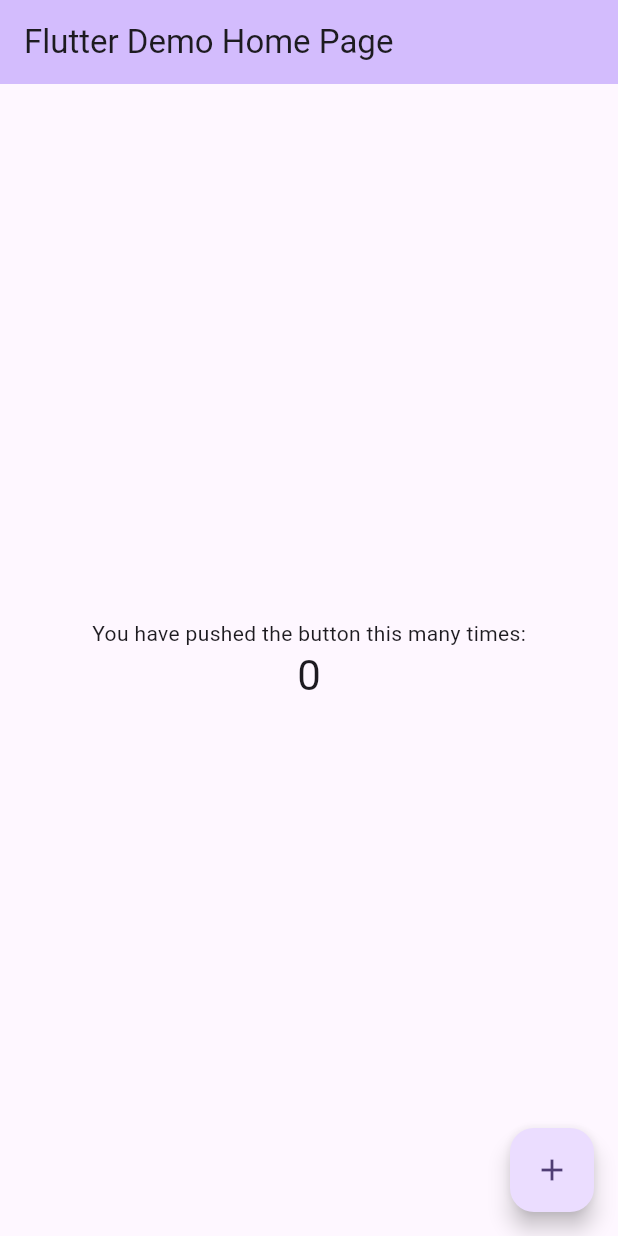
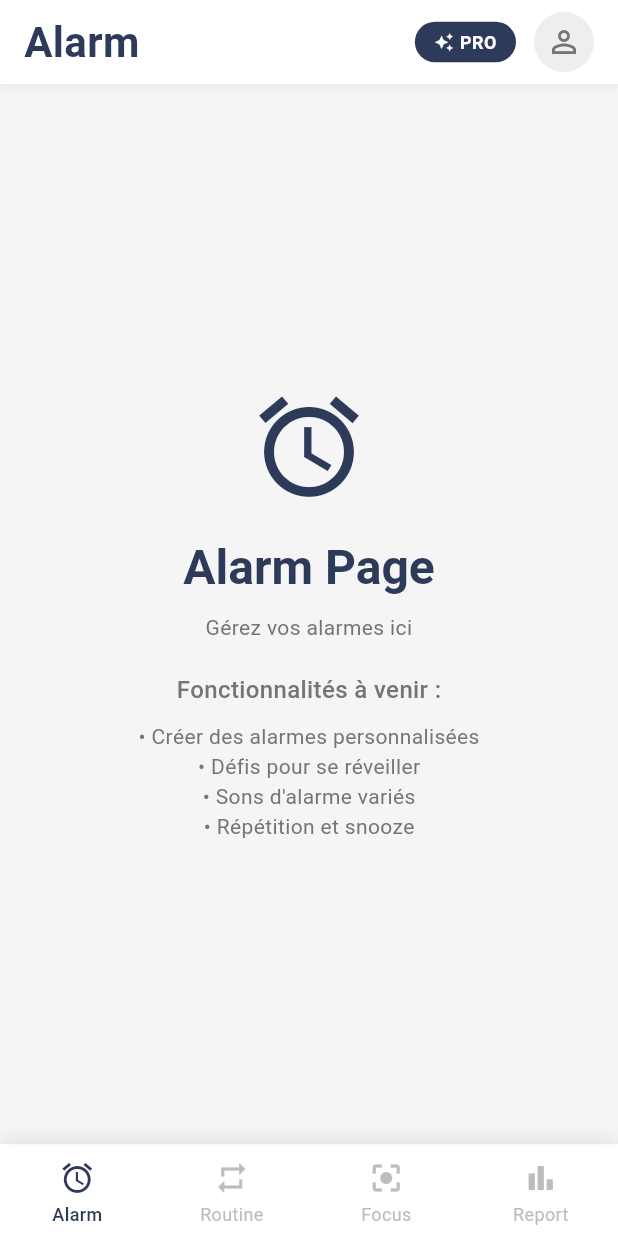
Before and after one commit to Alabi7/flutter, a Flutter app: the screen it shows after launch, on a phone screen of 412 x 824 dp. Run offline on Flutter 3.47's test engine with Material 3 defaults, Android fonts, the phone set to English and light mode, and no system bars; our stand-ins replace audioplayers, firebase_core, flutter_local_notifications, font_awesome_flutter, google_fonts, hive and 4 more; missing offline and left inert: android_alarm_manager_plus, device_apps, flutter_background_service; accounts and stored records are empty.

Commit message:
premier pas

```diff
--- /dev/null
+++ b/appc/lib/configs/theme.dart
@@ -0,0 +1,49 @@
+import 'package:flutter/material.dart';
+import '../utils/colors.dart';
+
+class AppTheme {
+  static ThemeData get lightTheme {
+    return ThemeData(
+      primarySwatch: Colors.blue,
+      fontFamily: 'Roboto',
+      scaffoldBackgroundColor: AppColors.backgroundColor,
+      appBarTheme: AppBarTheme(
+        backgroundColor: Colors.white,
+        elevation: 1,
+        centerTitle: true,
+        titleTextStyle: TextStyle(
+          fontFamily: 'Roboto',
+          fontSize: 20,
+          fontWeight: FontWeight.w600,
+          color: AppColors.textPrimary,
+        ),
+      ),
+      textTheme: TextTheme(
+        headlineLarge: TextStyle(
+          fontFamily: 'Roboto',
+          fontSize: 32,
+          fontWeight: FontWeight.bold,
+          color: AppColors.textPrimary,
+        ),
+        headlineMedium: TextStyle(
+          fontFamily: 'Roboto',
+          fontSize: 24,
+          fontWeight: FontWeight.w600,
+          color: AppColors.textPrimary,
+        ),
+        bodyLarge: TextStyle(
+          fontFamily: 'Roboto',
+          fontSize: 16,
+          fontWeight: FontWeight.normal,
+          color: AppColors.textPrimary,
+        ),
+        bodyMedium: TextStyle(
+          fontFamily: 'Roboto',
+          fontSize: 14,
+          fontWeight: FontWeight.normal,
+          color: AppColors.textSecondary,
+        ),
+      ),
+    );
+  }
+}
--- a/appc/lib/main.dart
+++ b/appc/lib/main.dart
@@ -1,122 +1,19 @@
 import 'package:flutter/material.dart';
+import 'configs/theme.dart';
+import 'screens/mainScreen.dart';
 
 void main() {
-  runApp(const MyApp());
+  runApp(MyApp());
 }
 
 class MyApp extends StatelessWidget {
-  const MyApp({super.key});
-
-  // This widget is the root of your application.
   @override
   Widget build(BuildContext context) {
     return MaterialApp(
-      title: 'Flutter Demo',
-      theme: ThemeData(
-        // This is the theme of your application.
-        //
-        // TRY THIS: Try running your application with "flutter run". You'll see
-        // the application has a purple toolbar. Then, without quitting the app,
-        // try changing the seedColor in the colorScheme below to Colors.green
-        // and then invoke "hot reload" (save your changes or press the "hot
-        // reload" button in a Flutter-supported IDE, or press "r" if you used
-        // the command line to start the app).
-        //
-        // Notice that the counter didn't reset back to zero; the application
-        // state is not lost during the reload. To reset the state, use hot
-        // restart instead.
-        //
-        // This works for code too, not just values: Most code changes can be
-        // tested with just a hot reload.
-        colorScheme: ColorScheme.fromSeed(seedColor: Colors.deepPurple),
-      ),
-      home: const MyHomePage(title: 'Flutter Demo Home Page'),
+      title: 'Alarmy App',
+      theme: AppTheme.lightTheme,
+      home: MainScreen(),
+      debugShowCheckedModeBanner: false,
     );
   }
 }
-
-class MyHomePage extends StatefulWidget {
-  const MyHomePage({super.key, required this.title});
-
-  // This widget is the home page of your application. It is stateful, meaning
-  // that it has a State object (defined below) that contains fields that affect
-  // how it looks.
-
-  // This class is the configuration for the state. It holds the values (in this
-  // case the title) provided by the parent (in this case the App widget) and
-  // used by the build method of the State. Fields in a Widget subclass are
-  // always marked "final".
-
-  final String title;
-
-  @override
-  State<MyHomePage> createState() => _MyHomePageState();
-}
-
-class _MyHomePageState extends State<MyHomePage> {
-  int _counter = 0;
-
-  void _incrementCounter() {
-    setState(() {
-      // This call to setState tells the Flutter framework that something has
-      // changed in this State, which causes it to rerun the build method below
-      // so that the display can reflect the updated values. If we changed
-      // _counter without calling setState(), then the build method would not be
-      // called again, and so nothing would appear to happen.
-      _counter++;
-    });
-  }
-
-  @override
-  Widget build(BuildContext context) {
-    // This method is rerun every time setState is called, for instance as done
-    // by the _incrementCounter method above.
-    //
-    // The Flutter framework has been optimized to make rerunning build methods
-    // fast, so that you can just rebuild anything that needs updating rather
-    // than having to individually change instances of widgets.
-    return Scaffold(
-      appBar: AppBar(
-        // TRY THIS: Try changing the color here to a specific color (to
-        // Colors.amber, perhaps?) and trigger a hot reload to see the AppBar
-        // change color while the other colors stay the same.
-        backgroundColor: Theme.of(context).colorScheme.inversePrimary,
-        // Here we take the value from the MyHomePage object that was created by
-        // the App.build method, and use it to set our appbar title.
-        title: Text(widget.title),
-      ),
-      body: Center(
-        // Center is a layout widget. It takes a single child and positions it
-        // in the middle of the parent.
-        child: Column(
-          // Column is also a layout widget. It takes a list of children and
-          // arranges them vertically. By default, it sizes itself to fit its
-          // children horizontally, and tries to be as tall as its parent.
-          //
-          // Column has various properties to control how it sizes itself and
-          // how it positions its children. Here we use mainAxisAlignment to
-          // center the children vertically; the main axis here is the vertical
-          // axis because Columns are vertical (the cross axis would be
-          // horizontal).
-          //
-          // TRY THIS: Invoke "debug painting" (choose the "Toggle Debug Paint"
-          // action in the IDE, or press "p" in the console), to see the
-          // wireframe for each widget.
-          mainAxisAlignment: MainAxisAlignment.center,
-          children: <Widget>[
-            const Text('You have pushed the button this many times:'),
-            Text(
-              '$_counter',
-              style: Theme.of(context).textTheme.headlineMedium,
-            ),
-          ],
-        ),
-      ),
-      floatingActionButton: FloatingActionButton(
-        onPressed: _incrementCounter,
-        tooltip: 'Increment',
-        child: const Icon(Icons.add),
-      ), // This trailing comma makes auto-formatting nicer for build methods.
-    );
-  }
-}
--- /dev/null
+++ b/appc/lib/screens/alarmScreen.dart
@@ -0,0 +1,33 @@
+import 'package:flutter/material.dart';
+import '../widgets/page_template.dart';
+
+class AlarmScreen extends StatelessWidget {
+  @override
+  Widget build(BuildContext context) {
+    return PageTemplate(
+      title: 'Alarm', // Le titre s'affichera dans le header
+      icon: Icons.alarm,
+      description: 'Gérez vos alarmes ici',
+      content: _buildAlarmContent(),
+    );
+  }
+
+  Widget _buildAlarmContent() {
+    return Column(
+      children: [
+        Text(
+          'Fonctionnalités à venir :',
+          style: TextStyle(
+            fontSize: 16,
+            fontWeight: FontWeight.w500,
+          ),
+        ),
+        SizedBox(height: 10),
+        Text('• Créer des alarmes personnalisées'),
+        Text('• Défis pour se réveiller'),
+        Text('• Sons d\'alarme variés'),
+        Text('• Répétition et snooze'),
+      ],
+    );
+  }
+}
--- /dev/null
+++ b/appc/lib/screens/focusScreen.dart
@@ -0,0 +1,34 @@
+// lib/screens/focus_screen.dart (Version mise à jour)
+import 'package:flutter/material.dart';
+import '../widgets/page_template.dart';
+
+class FocusScreen extends StatelessWidget {
+  @override
+  Widget build(BuildContext context) {
+    return PageTemplate(
+      title: 'Focus', // Le titre s'affichera dans le header
+      icon: Icons.center_focus_strong,
+      description: 'Concentrez-vous sur vos tâches',
+      content: _buildFocusContent(),
+    );
+  }
+
+  Widget _buildFocusContent() {
+    return Column(
+      children: [
+        Text(
+          'Fonctionnalités à venir :',
+          style: TextStyle(
+            fontSize: 16,
+            fontWeight: FontWeight.w500,
+          ),
+        ),
+        SizedBox(height: 10),
+        Text('• Timer Pomodoro'),
+        Text('• Blocage d\'applications'),
+        Text('• Sons de concentration'),
+        Text('• Statistiques de focus'),
+      ],
+    );
+  }
+}
--- /dev/null
+++ b/appc/lib/screens/mainScreen.dart
@@ -0,0 +1,39 @@
+import 'package:flutter/material.dart';
+import '../widgets/custom_bottom_navigation.dart';
+import 'alarmScreen.dart';
+import 'routineScreen.dart';
+import 'focusScreen.dart';
+import 'reportScreen.dart';
+
+class MainScreen extends StatefulWidget {
+  @override
+  _MainScreenState createState() => _MainScreenState();
+}
+
+class _MainScreenState extends State<MainScreen> {
+  int _currentIndex = 0;
+
+  final List<Widget> _pages = [
+    AlarmScreen(),
+    RoutineScreen(),
+    FocusScreen(),
+    ReportScreen(),
+  ];
+
+  void _onTabTapped(int index) {
+    setState(() {
+      _currentIndex = index;
+    });
+  }
+
+  @override
+  Widget build(BuildContext context) {
+    return Scaffold(
+      body: _pages[_currentIndex],
+      bottomNavigationBar: CustomBottomNavigation(
+        currentIndex: _currentIndex,
+        onTap: _onTabTapped,
+      ),
+    );
+  }
+}
--- /dev/null
+++ b/appc/lib/screens/reportScreen.dart
@@ -0,0 +1,33 @@
+import 'package:flutter/material.dart';
+import '../widgets/page_template.dart';
+
+class ReportScreen extends StatelessWidget {
+  @override
+  Widget build(BuildContext context) {
+    return PageTemplate(
+      title: 'Report', // Le titre s'affichera dans le header
+      icon: Icons.bar_chart,
+      description: 'Consultez vos statistiques et rapports',
+      content: _buildReportContent(),
+    );
+  }
+
+  Widget _buildReportContent() {
+    return Column(
+      children: [
+        Text(
+          'Fonctionnalités à venir :',
+          style: TextStyle(
+            fontSize: 16,
+            fontWeight: FontWeight.w500,
+          ),
+        ),
+        SizedBox(height: 10),
+        Text('• Statistiques de sommeil'),
+        Text('• Graphiques de progression'),
+        Text('• Analyse des habitudes'),
+        Text('• Rapports hebdomadaires'),
+      ],
+    );
+  }
+}
--- /dev/null
+++ b/appc/lib/screens/routineScreen.dart
@@ -0,0 +1,33 @@
+import 'package:flutter/material.dart';
+import '../widgets/page_template.dart';
+
+class RoutineScreen extends StatelessWidget {
+  @override
+  Widget build(BuildContext context) {
+    return PageTemplate(
+      title: 'Routine', // Le titre s'affichera dans le header
+      icon: Icons.repeat,
+      description: 'Configurez vos routines quotidiennes',
+      content: _buildRoutineContent(),
+    );
+  }
+
+  Widget _buildRoutineContent() {
+    return Column(
+      children: [
+        Text(
+          'Fonctionnalités à venir :',
+          style: TextStyle(
+            fontSize: 16,
+            fontWeight: FontWeight.w500,
+          ),
+        ),
+        SizedBox(height: 10),
+        Text('• Routines matinales'),
+        Text('• Routines du soir'),
+        Text('• Suivi des habitudes'),
+        Text('• Rappels personnalisés'),
+      ],
+    );
+  }
+}
--- /dev/null
+++ b/appc/lib/utils/colors.dart
@@ -0,0 +1,11 @@
+import 'package:flutter/material.dart';
+
+class AppColors {
+  static const Color primary = Color(0xFF2E3A59);
+  static const Color backgroundColor = Color(0xFFF5F5F5);
+  static const Color textPrimary = Color(0xFF2E3A59);
+  static const Color textSecondary = Color(0xFF757575);
+  static const Color inactive = Color(0xFFBDBDBD);
+  static const Color white = Colors.white;
+  static const Color shadow = Color(0x1A000000);
+}
--- /dev/null
+++ b/appc/lib/utils/constants.dart
@@ -0,0 +1,12 @@
+
+
+class AppConstants {
+  static const String appName = 'Alarmy';
+  static const double defaultPadding = 20.0;
+  static const double smallPadding = 10.0;
+  static const double iconSize = 80.0;
+  static const double navIconSize = 24.0;
+
+  // Navigation
+  static const List<String> navLabels = ['Alarm', 'Routine', 'Focus', 'Report'];
+}
--- /dev/null
+++ b/appc/lib/widgets/custom_bottom_navigation.dart
@@ -0,0 +1,65 @@
+import 'package:flutter/material.dart';
+import '../utils/colors.dart';
+import '../utils/constants.dart';
+
+class CustomBottomNavigation extends StatelessWidget {
+  final int currentIndex;
+  final Function(int) onTap;
+
+  const CustomBottomNavigation({
+    Key? key,
+    required this.currentIndex,
+    required this.onTap,
+  }) : super(key: key);
+
+  @override
+  Widget build(BuildContext context) {
+    return Container(
+      decoration: BoxDecoration(
+        color: AppColors.white,
+        boxShadow: [
+          BoxShadow(
+            color: AppColors.shadow,
+            blurRadius: 10,
+            offset: Offset(0, -2),
+          ),
+        ],
+      ),
+      child: BottomNavigationBar(
+        currentIndex: currentIndex,
+        onTap: onTap,
+        type: BottomNavigationBarType.fixed,
+        backgroundColor: AppColors.white,
+        selectedItemColor: AppColors.primary,
+        unselectedItemColor: AppColors.inactive,
+        selectedLabelStyle: TextStyle(
+          fontFamily: 'Roboto',
+          fontSize: 12,
+          fontWeight: FontWeight.w500,
+        ),
+        unselectedLabelStyle: TextStyle(
+          fontFamily: 'Roboto',
+          fontSize: 12,
+          fontWeight: FontWeight.normal,
+        ),
+        elevation: 0,
+        items: [
+          _buildNavItem(Icons.alarm, AppConstants.navLabels[0]),
+          _buildNavItem(Icons.repeat, AppConstants.navLabels[1]),
+          _buildNavItem(Icons.center_focus_strong, AppConstants.navLabels[2]),
+          _buildNavItem(Icons.bar_chart, AppConstants.navLabels[3]),
+        ],
+      ),
+    );
+  }
+
+  BottomNavigationBarItem _buildNavItem(IconData icon, String label) {
+    return BottomNavigationBarItem(
+      icon: Container(
+        padding: EdgeInsets.all(4),
+        child: Icon(icon, size: AppConstants.navIconSize),
+      ),
+      label: label,
+    );
+  }
+}
--- /dev/null
+++ b/appc/lib/widgets/custom_header.dart
@@ -0,0 +1,105 @@
+import 'package:flutter/material.dart';
+import '../utils/colors.dart';
+
+class CustomHeader extends StatelessWidget implements PreferredSizeWidget {
+  final String title;
+
+  const CustomHeader({
+    Key? key,
+    required this.title,
+  }) : super(key: key);
+
+  @override
+  Size get preferredSize => Size.fromHeight(kToolbarHeight);
+
+  @override
+  Widget build(BuildContext context) {
+    return Container(
+      height: preferredSize.height + MediaQuery.of(context).padding.top,
+      decoration: BoxDecoration(
+        color: Colors.white,
+        boxShadow: [
+          BoxShadow(
+            color: Colors.black.withOpacity(0.05),
+            blurRadius: 4,
+            offset: Offset(0, 2),
+          ),
+        ],
+      ),
+      child: SafeArea(
+        child: Padding(
+          padding: EdgeInsets.symmetric(horizontal: 16.0),
+          child: Row(
+            mainAxisAlignment: MainAxisAlignment.spaceBetween,
+            children: [
+              // Titre de la page
+              Text(
+                title,
+                style: TextStyle(
+                  fontSize: 28,
+                  fontWeight: FontWeight.bold,
+                  color: AppColors.textPrimary,
+                  fontFamily: 'Roboto',
+                ),
+              ),
+
+              // Section droite avec badge PRO et icône utilisateur
+              Row(
+                children: [
+                  // Badge PRO
+                  Container(
+                    padding: EdgeInsets.symmetric(
+                      horizontal: 13,
+                      vertical: 5,
+                    ),
+                    decoration: BoxDecoration(
+                      color: AppColors.textPrimary,
+                      borderRadius: BorderRadius.circular(25),
+                    ),
+                    child: Row(
+                      mainAxisSize: MainAxisSize.min,
+                      children: [
+                        Icon(
+                          Icons.auto_awesome,
+                          color: Colors.white,
+                          size: 13,
+                        ),
+                        SizedBox(width: 4),
+                        Text(
+                          'PRO',
+                          style: TextStyle(
+                            color: Colors.white,
+                            fontWeight: FontWeight.bold,
+                            fontSize: 12,
+                            fontFamily: 'Roboto',
+                          ),
+                        ),
+                      ],
+                    ),
+                  ),
+
+                  SizedBox(width: 12),
+
+                  // Icône utilisateur
+                  Container(
+                    width: 40,
+                    height: 40,
+                    decoration: BoxDecoration(
+                      color: Colors.grey[200],
+                      shape: BoxShape.circle,
+                    ),
+                    child: Icon(
+                      Icons.person_outline,
+                      color: Colors.grey[600],
+                      size: 24,
+                    ),
+                  ),
+                ],
+              ),
+            ],
+          ),
+        ),
+      ),
+    );
+  }
+}
--- /dev/null
+++ b/appc/lib/widgets/page_template.dart
@@ -0,0 +1,57 @@
+import 'package:flutter/material.dart';
+import '../utils/colors.dart';
+import '../utils/constants.dart';
+import 'custom_header.dart';
+
+class PageTemplate extends StatelessWidget {
+  final String title;
+  final IconData icon;
+  final String description;
+  final Widget? content;
+
+  const PageTemplate({
+    Key? key,
+    required this.title,
+    required this.icon,
+    required this.description,
+    this.content,
+  }) : super(key: key);
+
+  @override
+  Widget build(BuildContext context) {
+    return Scaffold(
+      backgroundColor: AppColors.backgroundColor,
+      appBar: CustomHeader(title: title),
+      body: Center(
+        child: Padding(
+          padding: EdgeInsets.all(AppConstants.defaultPadding),
+          child: Column(
+            mainAxisAlignment: MainAxisAlignment.center,
+            children: [
+              Icon(
+                icon,
+                size: AppConstants.iconSize,
+                color: AppColors.primary,
+              ),
+              SizedBox(height: AppConstants.defaultPadding),
+              Text(
+                '$title Page',
+                style: Theme.of(context).textTheme.headlineLarge,
+              ),
+              SizedBox(height: AppConstants.smallPadding),
+              Text(
+                description,
+                style: Theme.of(context).textTheme.bodyMedium,
+                textAlign: TextAlign.center,
+              ),
+              if (content != null) ...[
+                SizedBox(height: AppConstants.defaultPadding),
+                content!,
+              ],
+            ],
+          ),
+        ),
+      ),
+    );
+  }
+}
```
Also changed, not shown: appc/lib/rapport.txt (added, +18 -0 lines), appc/pubspec.lock (added), 7 other files.
